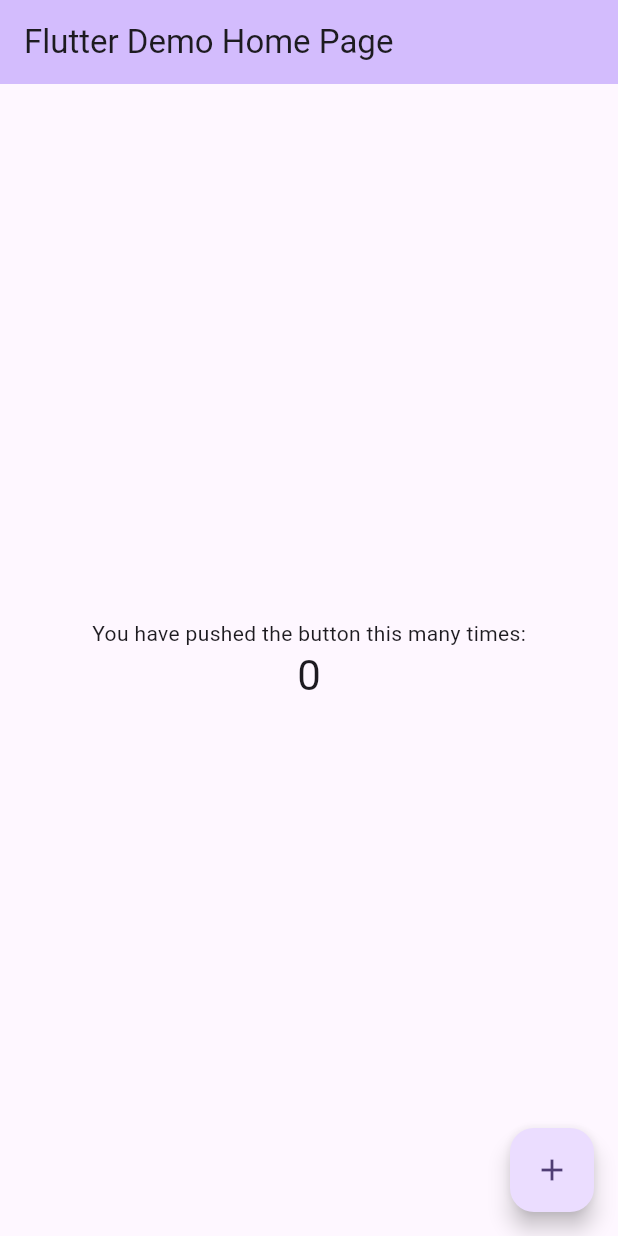
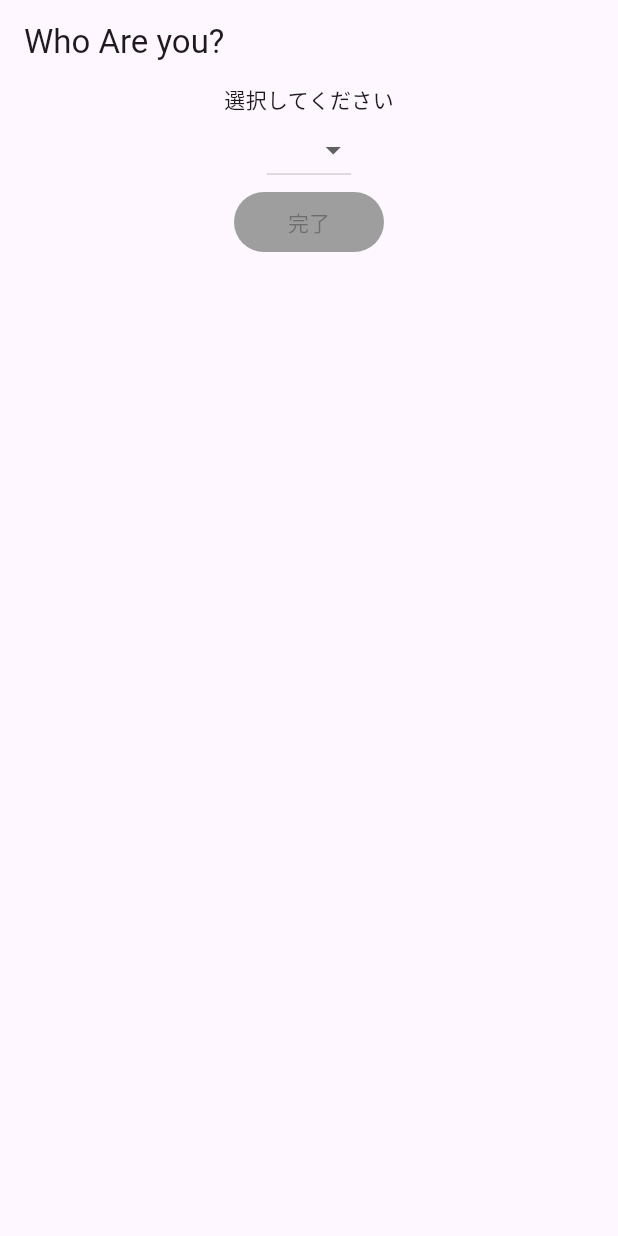
Before and after one commit to nekomochi123/everyday_practice, a Flutter app: the screen it shows after launch, on a phone screen of 412 x 824 dp. Run offline on Flutter 3.47's test engine with Material 3 defaults, Android fonts, the phone set to English and light mode, and no system bars; our stand-ins replace freezed_annotation, go_router, hooks_riverpod.

Commit message:
[add]all files

```diff
--- /dev/null
+++ b/lib/app/app.dart
@@ -0,0 +1,33 @@
+import 'package:flutter/material.dart';
+import 'package:hooks_riverpod/hooks_riverpod.dart';
+import 'router.dart';
+import 'package:flutter_localizations/flutter_localizations.dart';
+
+class MyApp extends HookConsumerWidget {
+  const MyApp({super.key});
+
+  @override
+  Widget build(BuildContext context, WidgetRef ref) {
+    final router = ref.watch(routerProvider);
+    return MaterialApp.router(
+
+      routeInformationProvider: router.routeInformationProvider,
+      routeInformationParser: router.routeInformationParser,
+      routerDelegate: router.routerDelegate,
+      title: 'Practice',
+        theme: ThemeData(
+        colorScheme: ColorScheme.fromSeed(seedColor: Colors.deepPurple),
+        useMaterial3: true,
+        ),
+      localizationsDelegates: const [
+        GlobalMaterialLocalizations.delegate,
+        GlobalWidgetsLocalizations.delegate,
+        GlobalCupertinoLocalizations.delegate,
+      ],
+        supportedLocales: const [
+          Locale('ja', ''), //日本語
+          Locale('en', ''), //英語
+      ],
+    );
+  }
+}
--- /dev/null
+++ b/lib/app/router.dart
@@ -0,0 +1,17 @@
+import 'package:flutter/material.dart';
+import 'package:go_router/go_router.dart';
+import 'package:hooks_riverpod/hooks_riverpod.dart';
+
+import 'package:everyday_practice/ui/selection_of_sex_and_name_screen.dart';
+
+final routerProvider = Provider((ref) => GoRouter(
+  initialLocation: '/',
+  routes: [
+        GoRoute(
+          path: '/',
+          builder: (BuildContext context, GoRouterState state) =>
+          SelectionYourInfoScreen(),
+        ),
+      ],
+    ),
+);
--- /dev/null
+++ b/lib/domain/user_info_sex.dart
@@ -0,0 +1,9 @@
+enum SexSelection {
+  male('男'),
+  female('女'),
+  other('その他'),
+  ;
+  const SexSelection(this.jp);
+
+  final String jp;
+}
--- /dev/null
+++ b/lib/domain/user_selection.dart
@@ -0,0 +1,8 @@
+enum UserSelection {
+  sex('性別'),
+  name('名前'),
+  ;
+  const UserSelection(this.jp);
+
+  final String jp;
+}
--- /dev/null
+++ b/lib/foundation/utill/reader.dart
@@ -0,0 +1,3 @@
+import 'package:hooks_riverpod/hooks_riverpod.dart';
+
+typedef Reader = T Function<T>(Refreshable<T> provider);
--- a/lib/main.dart
+++ b/lib/main.dart
@@ -1,125 +1,11 @@
 import 'package:flutter/material.dart';
+import 'package:hooks_riverpod/hooks_riverpod.dart';
+import 'package:everyday_practice/app/app.dart';
 
 void main() {
-  runApp(const MyApp());
+  runApp(
+    const ProviderScope(
+      child: MyApp(),
+    ),
+  );
 }
-
-class MyApp extends StatelessWidget {
-  const MyApp({super.key});
-
-  // This widget is the root of your application.
-  @override
-  Widget build(BuildContext context) {
-    return MaterialApp(
-      title: 'Flutter Demo',
-      theme: ThemeData(
-        // This is the theme of your application.
-        //
-        // TRY THIS: Try running your application with "flutter run". You'll see
-        // the application has a purple toolbar. Then, without quitting the app,
-        // try changing the seedColor in the colorScheme below to Colors.green
-        // and then invoke "hot reload" (save your changes or press the "hot
-        // reload" button in a Flutter-supported IDE, or press "r" if you used
-        // the command line to start the app).
-        //
-        // Notice that the counter didn't reset back to zero; the application
-        // state is not lost during the reload. To reset the state, use hot
-        // restart instead.
-        //
-        // This works for code too, not just values: Most code changes can be
-        // tested with just a hot reload.
-        colorScheme: ColorScheme.fromSeed(seedColor: Colors.deepPurple),
-        useMaterial3: true,
-      ),
-      home: const MyHomePage(title: 'Flutter Demo Home Page'),
-    );
-  }
-}
-
-class MyHomePage extends StatefulWidget {
-  const MyHomePage({super.key, required this.title});
-
-  // This widget is the home page of your application. It is stateful, meaning
-  // that it has a State object (defined below) that contains fields that affect
-  // how it looks.
-
-  // This class is the configuration for the state. It holds the values (in this
-  // case the title) provided by the parent (in this case the App widget) and
-  // used by the build method of the State. Fields in a Widget subclass are
-  // always marked "final".
-
-  final String title;
-
-  @override
-  State<MyHomePage> createState() => _MyHomePageState();
-}
-
-class _MyHomePageState extends State<MyHomePage> {
-  int _counter = 0;
-
-  void _incrementCounter() {
-    setState(() {
-      // This call to setState tells the Flutter framework that something has
-      // changed in this State, which causes it to rerun the build method below
-      // so that the display can reflect the updated values. If we changed
-      // _counter without calling setState(), then the build method would not be
-      // called again, and so nothing would appear to happen.
-      _counter++;
-    });
-  }
-
-  @override
-  Widget build(BuildContext context) {
-    // This method is rerun every time setState is called, for instance as done
-    // by the _incrementCounter method above.
-    //
-    // The Flutter framework has been optimized to make rerunning build methods
-    // fast, so that you can just rebuild anything that needs updating rather
-    // than having to individually change instances of widgets.
-    return Scaffold(
-      appBar: AppBar(
-        // TRY THIS: Try changing the color here to a specific color (to
-        // Colors.amber, perhaps?) and trigger a hot reload to see the AppBar
-        // change color while the other colors stay the same.
-        backgroundColor: Theme.of(context).colorScheme.inversePrimary,
-        // Here we take the value from the MyHomePage object that was created by
-        // the App.build method, and use it to set our appbar title.
-        title: Text(widget.title),
-      ),
-      body: Center(
-        // Center is a layout widget. It takes a single child and positions it
-        // in the middle of the parent.
-        child: Column(
-          // Column is also a layout widget. It takes a list of children and
-          // arranges them vertically. By default, it sizes itself to fit its
-          // children horizontally, and tries to be as tall as its parent.
-          //
-          // Column has various properties to control how it sizes itself and
-          // how it positions its children. Here we use mainAxisAlignment to
-          // center the children vertically; the main axis here is the vertical
-          // axis because Columns are vertical (the cross axis would be
-          // horizontal).
-          //
-          // TRY THIS: Invoke "debug painting" (choose the "Toggle Debug Paint"
-          // action in the IDE, or press "p" in the console), to see the
-          // wireframe for each widget.
-          mainAxisAlignment: MainAxisAlignment.center,
-          children: <Widget>[
-            const Text(
-              'You have pushed the button this many times:',
-            ),
-            Text(
-              '$_counter',
-              style: Theme.of(context).textTheme.headlineMedium,
-            ),
-          ],
-        ),
-      ),
-      floatingActionButton: FloatingActionButton(
-        onPressed: _incrementCounter,
-        tooltip: 'Increment',
-        child: const Icon(Icons.add),
-      ), // This trailing comma makes auto-formatting nicer for build methods.
-    );
-  }
-}
--- /dev/null
+++ b/lib/ui/selection_of_sex_and_name_screen.dart
@@ -0,0 +1,104 @@
+import 'package:flutter/material.dart';
+import 'package:hooks_riverpod/hooks_riverpod.dart';
+import 'package:everyday_practice/ui/selection_of_sex_and_name_view_model.dart';
+import 'package:everyday_practice/domain/user_info_sex.dart';
+import 'package:everyday_practice/domain/user_selection.dart';
+
+class SelectionYourInfoScreen extends HookConsumerWidget {
+  const SelectionYourInfoScreen({super.key});
+
+  @override
+  Widget build(BuildContext context, WidgetRef ref) {
+    final user_selected = ref.watch(userInfoProvider.select((state) => state.user_selection));
+    final sex_selected = ref.watch(userInfoProvider.select((state) => state.sex_selection));
+    final input_name = ref.watch(userInfoProvider.select((state) => state.name));
+    return Scaffold(
+      appBar: AppBar(
+        title: const Text('Who Are you?'),
+      ),
+      body: SingleChildScrollView(
+        child: Center(
+          child: Column(
+            mainAxisAlignment: MainAxisAlignment.center,
+            children: <Widget>[
+              const Text('選択してください'),
+              DropdownButton<UserSelection>(
+                value: user_selected,
+                items: UserSelection.values.map((UserSelection value) {
+                  return DropdownMenuItem<UserSelection>(
+                    value: value,
+                    child: Text(value.jp),
+                  );
+                }).toList(),
+                onChanged: (UserSelection? value) {
+                  ref.read(userInfoProvider.notifier).your_selection(value!);
+                },
+              ),
+              if (user_selected == UserSelection.sex) ...{
+                Text('性別を選択してください'),
+                RadioListTile(
+                    title: Text(SexSelection.male.jp),
+                    value: SexSelection.male,
+                    groupValue: sex_selected,
+                    onChanged: (SexSelection? value) {
+                      ref.read(userInfoProvider.notifier).sex_seleciton(value!);
+                    }),
+                RadioListTile(
+                    title: Text(SexSelection.female.jp),
+                    value: SexSelection.female,
+                    groupValue: sex_selected,
+                    onChanged: (SexSelection? value) {
+                      ref.read(userInfoProvider.notifier).sex_seleciton(value!);
+                    }),
+                RadioListTile(
+                    title: Text(SexSelection.other.jp),
+                    value: SexSelection.other,
+                    groupValue: sex_selected,
+                    onChanged: (SexSelection? value) {
+                      ref.read(userInfoProvider.notifier).sex_seleciton(value!);
+                    }),
+              } else if (user_selected == UserSelection.name) ...{
+                const Text('名前を入力してください。'),
+                TextField(
+                  enabled: true,
+                  onChanged: (String value) {
+                    ref.read(userInfoProvider.notifier).name_selection(value);
+                  },
+                )
+              },
+              SizedBox(
+                width: 100,
+                child: TextButton(
+                  style: TextButton.styleFrom(
+                    foregroundColor: Colors.white,
+                    backgroundColor: (user_selected != null && (sex_selected != null || input_name.isNotEmpty)) ? Colors.deepOrangeAccent : Colors.grey,
+                  ),
+                  child: const Text('完了'),
+                  onPressed: (user_selected != null && (sex_selected != null || input_name.isNotEmpty))
+                      ? () {
+                          showDialog(
+                            context: context,
+                            builder: (context) {
+                              return AlertDialog(
+                                title: Text("あなたの選択"),
+                                content: Text("title: ${user_selected.jp}\n content: ${(user_selected == UserSelection.sex) ? sex_selected?.jp : input_name}"),
+                                actions: [
+                                  TextButton(
+                                    child: Text("閉じる"),
+                                    onPressed: () => Navigator.pop(context),
+                                  ),
+                                ],
+                              );
+                            },
+                          );
+                        }
+                      : null,
+                ),
+              ),
+            ],
+          ),
+        ),
+      ),
+    );
+  }
+}
--- a/pubspec.yaml
+++ b/pubspec.yaml
@@ -12,6 +12,8 @@ dependencies:
     sdk: flutter
   flutter_hooks:
   freezed_annotation:
+  flutter_localizations:
+    sdk: flutter
   go_router:
   gap:
   hooks_riverpod:
```
Also changed, not shown: lib/foundation/utill/view_model.dart (added, +44 -0 lines), lib/ui/selection_of_sex_and_name_view_model.dart (added, +32 -0 lines), lib/ui/selection_of_sex_and_name_view_model.freezed.dart (added), pubspec.lock, 2 other files.
